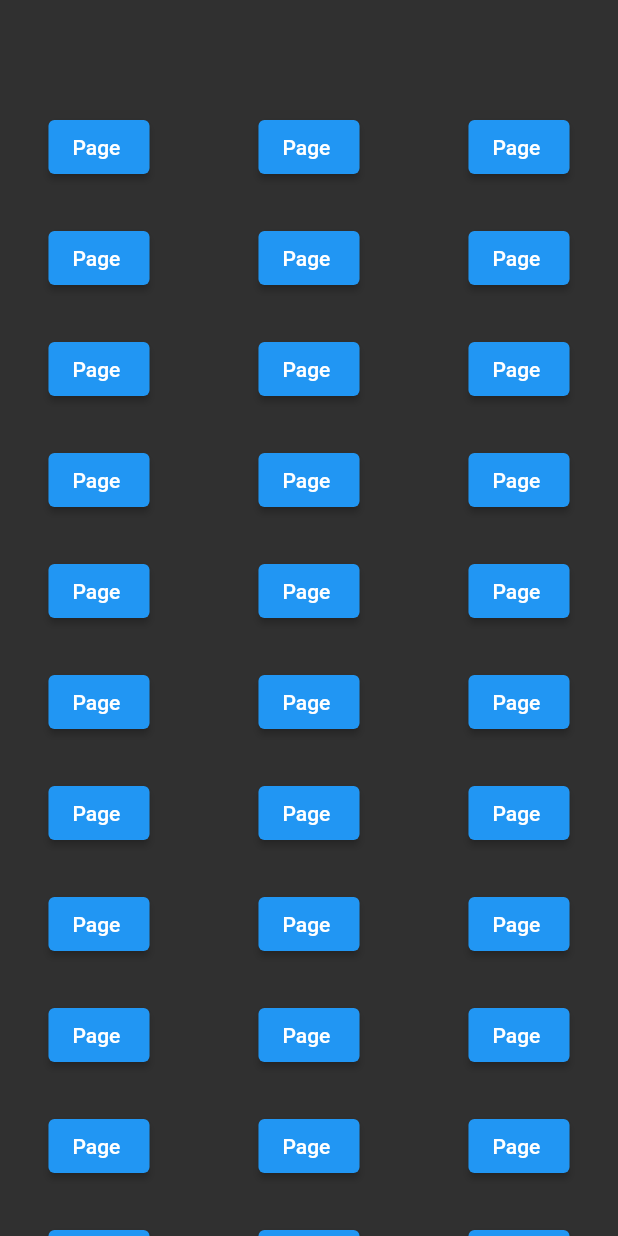
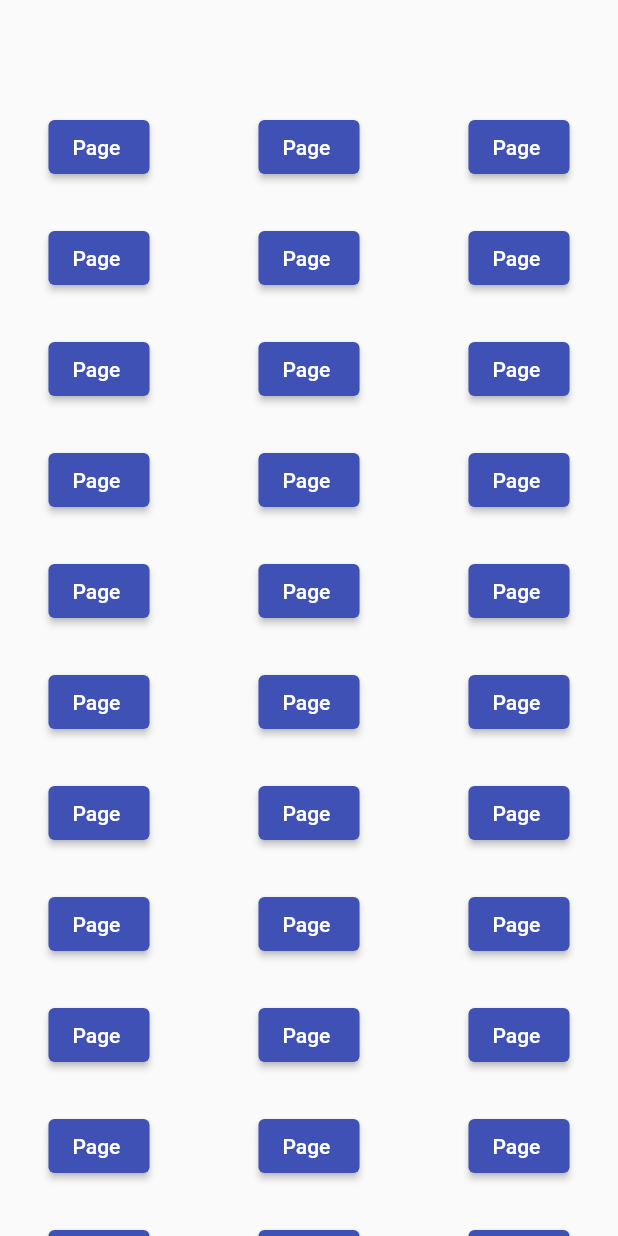
Before and after one commit to droy312/hacktoberfest_2022_flutter_opensource_project, a Flutter app: the screen it shows after launch, on a phone screen of 412 x 824 dp. Run offline on Flutter 3.47's test engine with Material 2 defaults, Android fonts, the phone set to English and light mode, and no system bars; our stand-ins replace google_fonts.

Commit message:
debug banner and color for material apps

```diff
--- a/lib/main.dart
+++ b/lib/main.dart
@@ -12,10 +12,10 @@ class MyApp extends StatelessWidget {
   Widget build(BuildContext context) {
     return MaterialApp(
       title: 'Open source Flutter',
-      debugShowCheckedModeBanner: false,
+      debugShowCheckedModeBanner: false, // Remove the debug banner
       theme: ThemeData(
-        primarySwatch: Colors.blue,
-        brightness: Brightness.dark,
+        primarySwatch: Colors.indigo, // Change primarySwatch color to indigo
+        brightness: Brightness.light, // Change brightness to light
       ),
       home: const HomePage(),
     );
```
